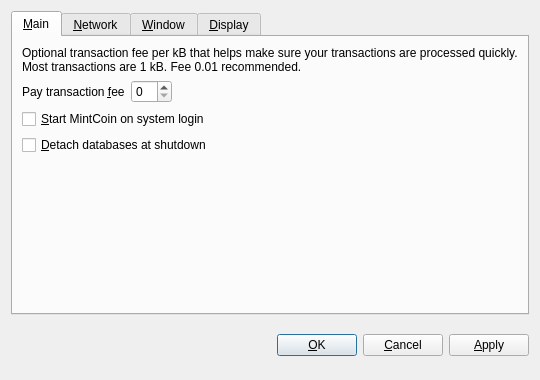
The window that src/qt/forms/optionsdialog.ui (palaa/minchia) describes before a commit, drawn with Qt 5.
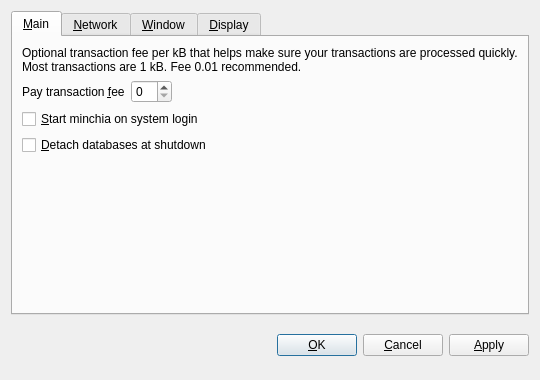
The same window after the commit. Custom widgets are drawn as their Qt base class.

```diff
--- a/src/qt/forms/optionsdialog.ui
+++ b/src/qt/forms/optionsdialog.ui
@@ -82,7 +82,7 @@
           <string>Automatically start MintCoin after logging in to the system.</string>
          </property>
          <property name="text">
-          <string>&amp;Start MintCoin on system login</string>
+          <string>&amp;Start minchia on system login</string>
          </property>
         </widget>
        </item>
```
Left out of the diff: 10 changed lines with no effect on the pictures.
